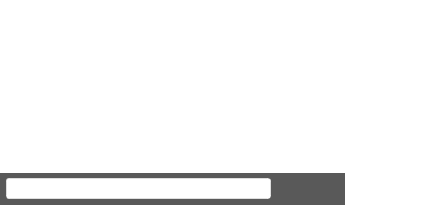
Before: the Qt Designer form UiModule/ui/CommunicationWidget.ui in realXtend/tundra, drawn with Qt 5.
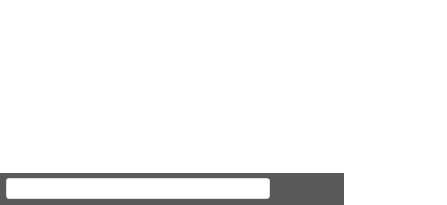
After: the same form once the commit is applied. Icons and pictures are not drawn.

Commit message: Chat widget is now resizable horizontally and verically

```diff
--- a/UiModule/ui/CommunicationWidget.ui
+++ b/UiModule/ui/CommunicationWidget.ui
@@ -6,7 +6,7 @@
    <rect>
     <x>0</x>
     <y>0</y>
-    <width>448</width>
+    <width>447</width>
     <height>205</height>
    </rect>
   </property>
```
The commit also changes 5 other files.
